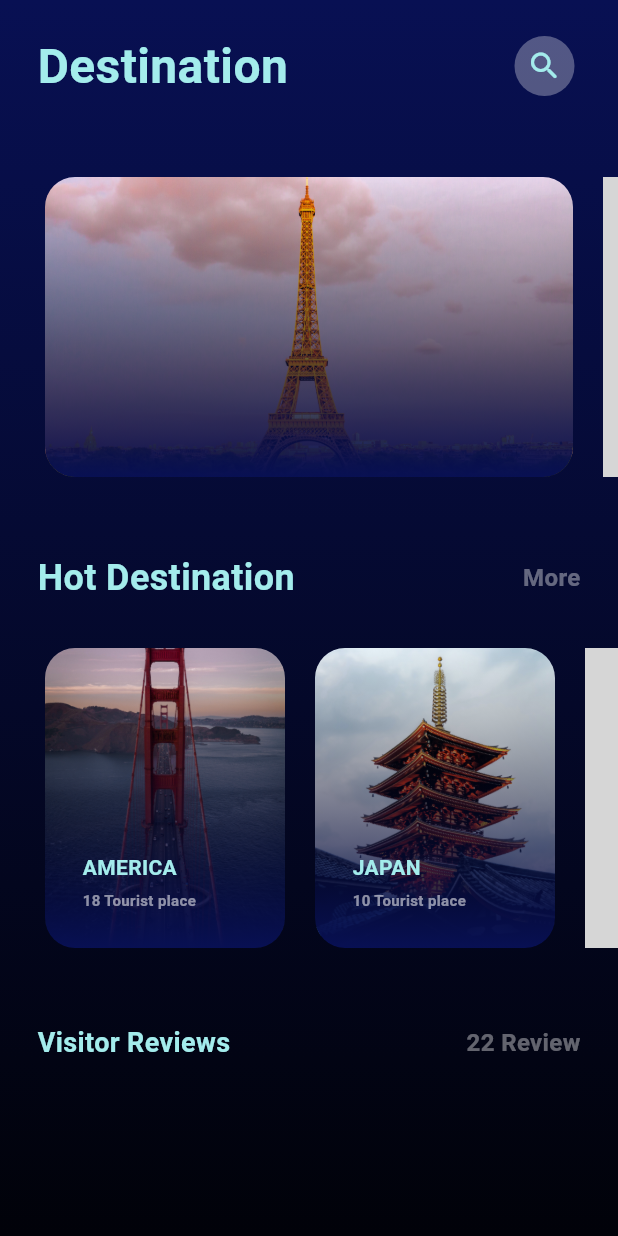
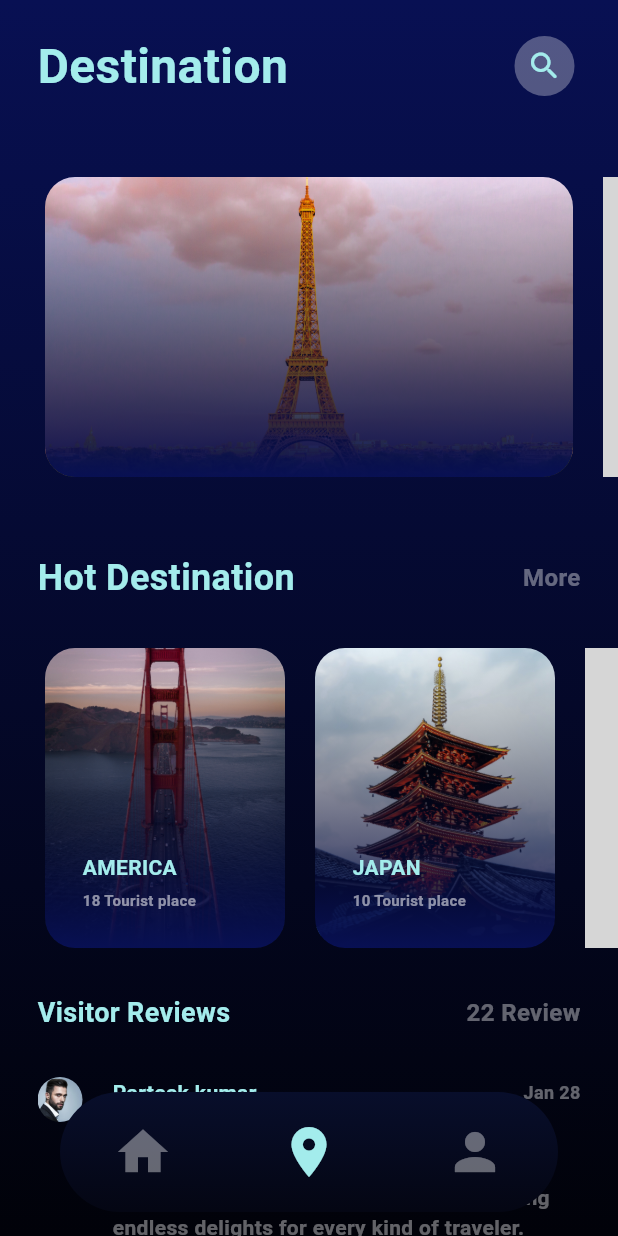
Before and after one commit to avikumar11haz/travel_animation_app, a Flutter app: the screen it shows after launch, on a phone screen of 412 x 824 dp. Run offline on Flutter 3.47's test engine with Material 3 defaults, Android fonts, the phone set to English and light mode, and no system bars; grey boxes are pictures that could not be loaded.

Commit message:
add visitor reviews section

```diff
--- a/lib/home.dart
+++ b/lib/home.dart
@@ -9,6 +9,51 @@ class Home extends StatelessWidget {
   @override
   Widget build(BuildContext context) {
     return Scaffold(
+      floatingActionButton: Container(
+        width: MediaQuery.of(context).size.width - 80,
+        height: 80,
+        decoration: BoxDecoration(
+          borderRadius: BorderRadius.circular(50),
+          gradient: const LinearGradient(
+            begin: Alignment.topCenter,
+            end: Alignment.bottomCenter,
+            colors: [
+              AppColor.darkSecondaryColor,
+              AppColor.lightTertiaryColor,
+            ],
+          ),
+        ),
+        child: const Row(
+          mainAxisAlignment: MainAxisAlignment.spaceAround,
+          children: [
+            IconButton(
+              onPressed: null,
+              icon: Icon(
+                Icons.home,
+                color: Colors.white38,
+                size: 40,
+              ),
+            ),
+            IconButton(
+              onPressed: null,
+              icon: Icon(
+                Icons.place,
+                color: AppColor.primaryColor,
+                size: 40,
+              ),
+            ),
+            IconButton(
+              onPressed: null,
+              icon: Icon(
+                Icons.person,
+                color: Colors.white38,
+                size: 40,
+              ),
+            ),
+          ],
+        ),
+      ),
+      floatingActionButtonLocation: FloatingActionButtonLocation.centerFloat,
       body: Container(
         height: MediaQuery.of(context).size.height,
         decoration: const BoxDecoration(
@@ -70,7 +115,7 @@ class Home extends StatelessWidget {
             ),
             const Padding(
               padding:
-              EdgeInsets.only(left: 25, right: 25, bottom: 30, top: 50),
+                  EdgeInsets.only(left: 25, right: 25, bottom: 30, top: 30),
               child: Row(
                 mainAxisAlignment: MainAxisAlignment.spaceBetween,
                 children: [
@@ -86,6 +131,56 @@ class Home extends StatelessWidget {
                 ],
               ),
             ),
+            Padding(
+              padding: const EdgeInsets.only(
+                  left: 25, right: 25, bottom: 30, top: 0),
+              child: Row(
+                crossAxisAlignment: CrossAxisAlignment.start,
+                children: [
+                  Container(
+                    height: 30,
+                    width: 30,
+                    decoration: BoxDecoration(
+                        borderRadius: BorderRadius.circular(50),
+                        image: const DecorationImage(
+                          image: AssetImage('assets/man.jpeg'),
+                        )),
+                  ),
+                  const SizedBox(
+                    width: 20,
+                  ),
+                  SizedBox(
+                    width: MediaQuery.of(context).size.width - 100,
+                    child: Column(
+                      children: [
+                        Row(
+                          mainAxisAlignment: MainAxisAlignment.spaceBetween,
+                          children: [
+                            PrimaryText(
+                              text: "Parteek kumar",
+                              size: 14,
+                            ),
+                            PrimaryText(
+                              text: 'Jan 28',
+                              size: 12,
+                              color: Colors.white38,
+                            ),
+                          ],
+                        ),
+                        SizedBox(height: 10,),
+                        PrimaryText(
+                          text: 'Discover the pulsating neon energy of Tokyo,'
+                              ' where cutting-edge technology seamlessly blends with centuries-old traditions,'
+                              ' offering endless delights for every kind of traveler.',
+                          size: 14,
+                          color: Colors.white38,
+                        ),
+                      ],
+                    ),
+                  )
+                ],
+              ),
+            )
           ],
         ),
       ),
```
